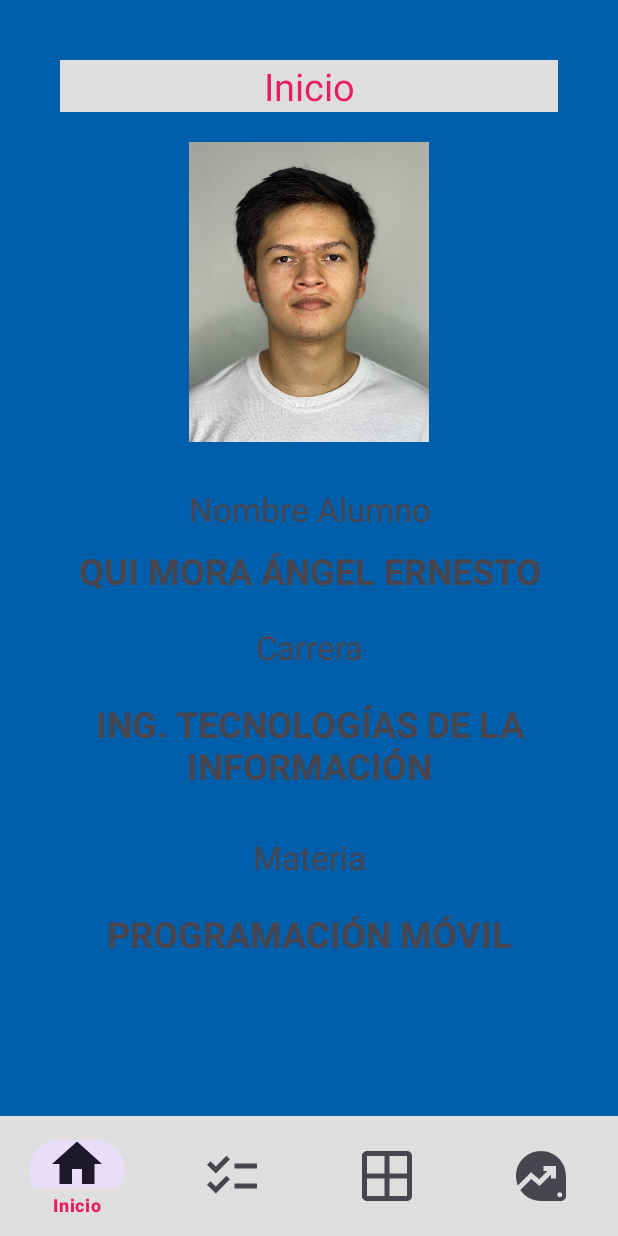
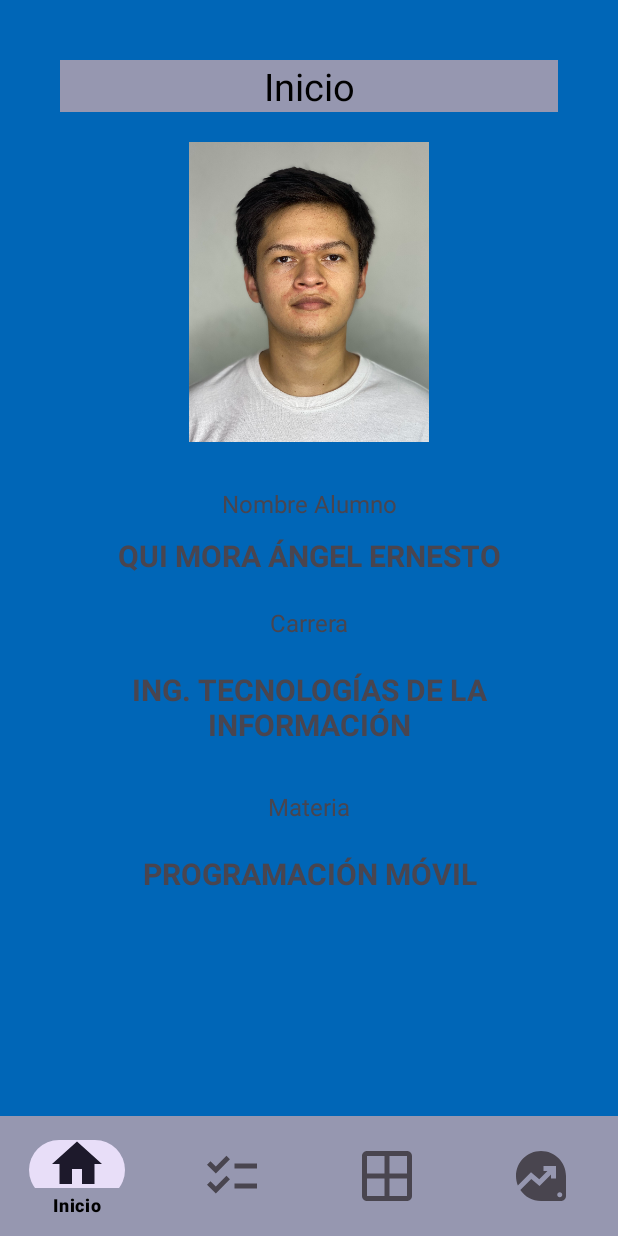
Before and after one commit to migurd/prm-pr2-bottomNav, an Android app: the screen it shows after launch (MainActivity), on a phone screen of 412 x 824 dp. Run offline under Robolectric (Android 15) with nearby library versions, the phone set to English and light mode, and no system bars.

Commit message:
Added new feature and updated colors

```diff
--- a/app/src/main/java/com/example/appmenubutton/ListFragment.kt
+++ b/app/src/main/java/com/example/appmenubutton/ListFragment.kt
@@ -1,10 +1,12 @@
 package com.example.appmenubutton
 
+import android.app.AlertDialog
 import android.os.Bundle
 import androidx.fragment.app.Fragment
 import android.view.LayoutInflater
 import android.view.View
 import android.view.ViewGroup
+import android.widget.AdapterView
 import android.widget.ArrayAdapter
 import android.widget.ListView
 
@@ -33,6 +35,8 @@ class ListFragment : Fragment() {
             param1 = it.getString(ARG_PARAM1)
             param2 = it.getString(ARG_PARAM2)
         }
+
+
     }
 
     override fun onCreateView(
@@ -53,6 +57,17 @@ class ListFragment : Fragment() {
         adapter = ArrayAdapter(requireContext(), android.R.layout.simple_list_item_1, arrayList)
 
         listView.adapter = adapter
+
+        listView.setOnItemClickListener { parent, view, position, id ->
+            val alumno: String = parent.getItemAtPosition(position).toString()
+            val builder = AlertDialog.Builder(requireContext())
+            builder.setTitle("Lista de Alumnos")
+            builder.setMessage("$position: $alumno")
+            builder.setPositiveButton("OK") { dialog, which ->
+                // smth
+            }
+            builder.show()
+        }
 
         return view
     }
--- a/app/src/main/res/layout/fragment_home.xml
+++ b/app/src/main/res/layout/fragment_home.xml
@@ -30,7 +30,7 @@
         <TextView
             android:layout_width="match_parent"
             android:layout_height="wrap_content"
-            android:textSize="22sp"
+            android:textSize="16sp"
             android:layout_marginTop="30sp"
             android:text="Nombre Alumno"
             android:gravity="center"/>
@@ -38,14 +38,14 @@
             android:layout_width="match_parent"
             android:layout_height="wrap_content"
             android:padding="10dp"
-            android:textSize="24sp"
+            android:textSize="20sp"
             android:text="@string/alumno"
             android:textStyle="bold"
             android:gravity="center"/>
         <TextView
             android:layout_width="match_parent"
             android:layout_height="wrap_content"
-            android:textSize="22sp"
+            android:textSize="16sp"
             android:layout_marginTop="10sp"
             android:text="Carrera"
             android:gravity="center"/>
@@ -53,14 +53,14 @@
             android:layout_width="match_parent"
             android:layout_height="wrap_content"
             android:padding="20dp"
-            android:textSize="24sp"
+            android:textSize="20sp"
             android:text="@string/carrera"
             android:textStyle="bold"
             android:gravity="center"/>
         <TextView
             android:layout_width="match_parent"
             android:layout_height="wrap_content"
-            android:textSize="22sp"
+            android:textSize="16sp"
             android:layout_marginTop="10sp"
             android:text="Materia"
             android:gravity="center"/>
@@ -68,7 +68,7 @@
             android:layout_width="match_parent"
             android:layout_height="wrap_content"
             android:padding="20dp"
-            android:textSize="24sp"
+            android:textSize="20sp"
             android:text="@string/materia"
             android:textStyle="bold"
             android:gravity="center"/>
--- a/app/src/main/res/values/colors.xml
+++ b/app/src/main/res/values/colors.xml
@@ -2,7 +2,7 @@
 <resources>
     <color name="black">#FF000000</color>
     <color name="white">#FFFFFFFF</color>
-    <color name="fondo">#005FAB</color>
-    <color name="barra">#DEDEDE</color>
-    <color name="miColor">#E91E63</color>
+    <color name="fondo">#0066B7</color>
+    <color name="barra">#9697B0</color>
+    <color name="miColor">#000000</color>
 </resources>
```
